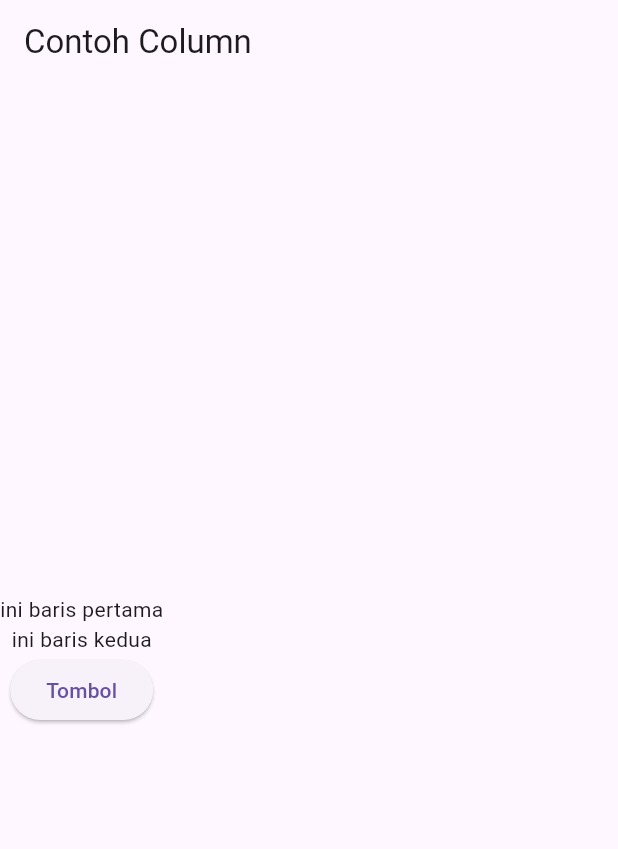
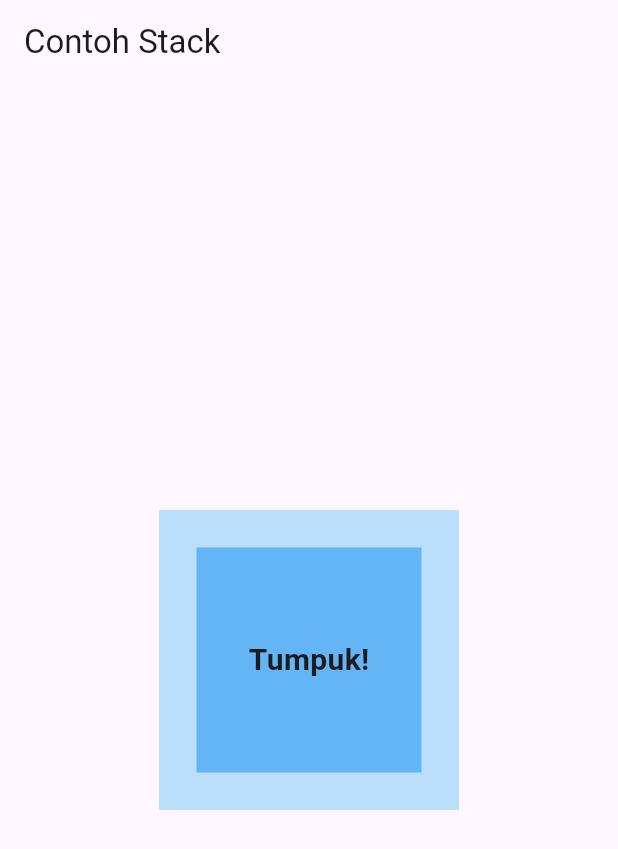
Before and after one commit to Alyaajeng/pem_mobile, a Flutter app: the screen it shows after launch, on a phone screen of 412 x 824 dp. Shown: the top 849 px of the screen. Run offline on Flutter 3.47's test engine with Material 3 defaults, Android fonts, the phone set to English and light mode, and no system bars; our stand-ins replace google_fonts, just_audio.

Commit message:
Contoh Stack_Multi-child Layout di Flutter

```diff
--- a/flutter/pertemuan7/lib/main.dart
+++ b/flutter/pertemuan7/lib/main.dart
@@ -1,32 +1,39 @@
 import 'package:flutter/material.dart';
 
 void main() {
-  runApp(ColumnExample());
+  runApp(StackExample());
 }
 
-class ColumnExample extends StatelessWidget {
-  const ColumnExample({super.key});
+class StackExample extends StatelessWidget {
+  const StackExample({super.key}); // Tambahkan konstruktor dengan super.key
+
   @override
   Widget build(BuildContext context) {
     return MaterialApp(
       home: Scaffold(
         appBar: AppBar(
-          title: Text('Contoh Column'),
+          title: Text('Contoh Stack'),
         ),
-        body: Column(
-          mainAxisAlignment: MainAxisAlignment.center,
-          children: [
-            Text(
-              'ini baris pertama',
-            ),
-            Text(
-              'ini baris kedua',
-            ),
-           ElevatedButton(
-              onPressed: () {},
-              child: Text('Tombol'),
-            ),
-          ],
+        body: Center(
+          child: Stack(
+            alignment: Alignment.center,
+            children: [
+              Container(
+                width: 200,
+                height: 200,
+                color: Colors.blue[100],
+              ),
+              Container(
+                width: 150,
+                height: 150,
+                color: Colors.blue[300],
+              ),
+              Text(
+                'Tumpuk!',
+                style: TextStyle(fontSize: 20, fontWeight: FontWeight.bold),
+             )
+            ],
+          ),
         ),
       ),
     );
```
